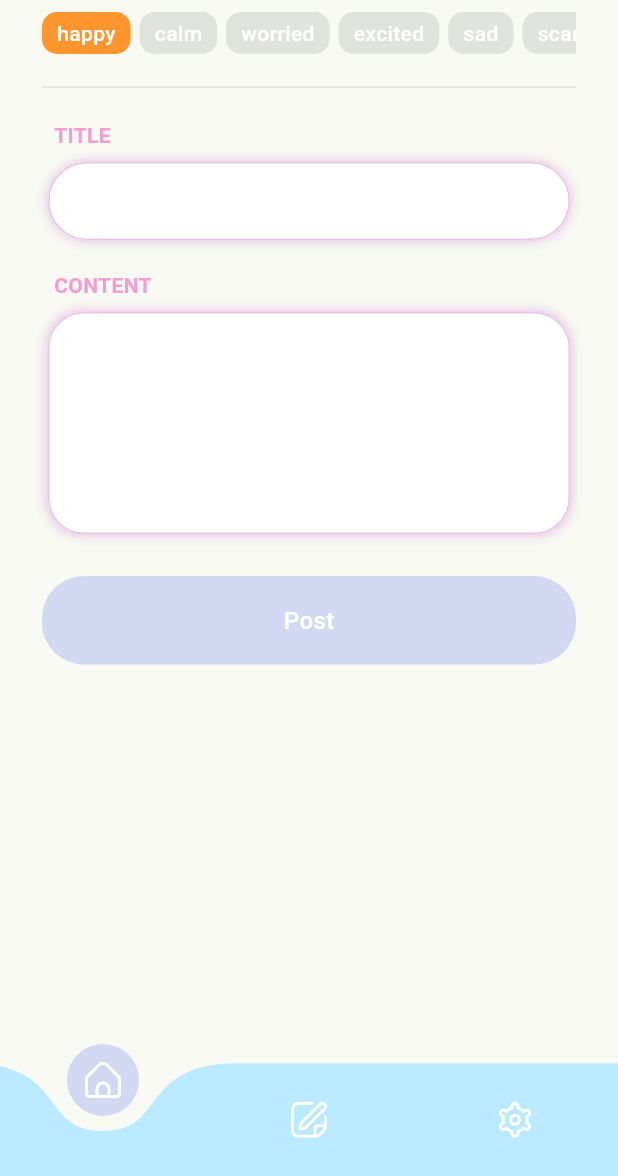
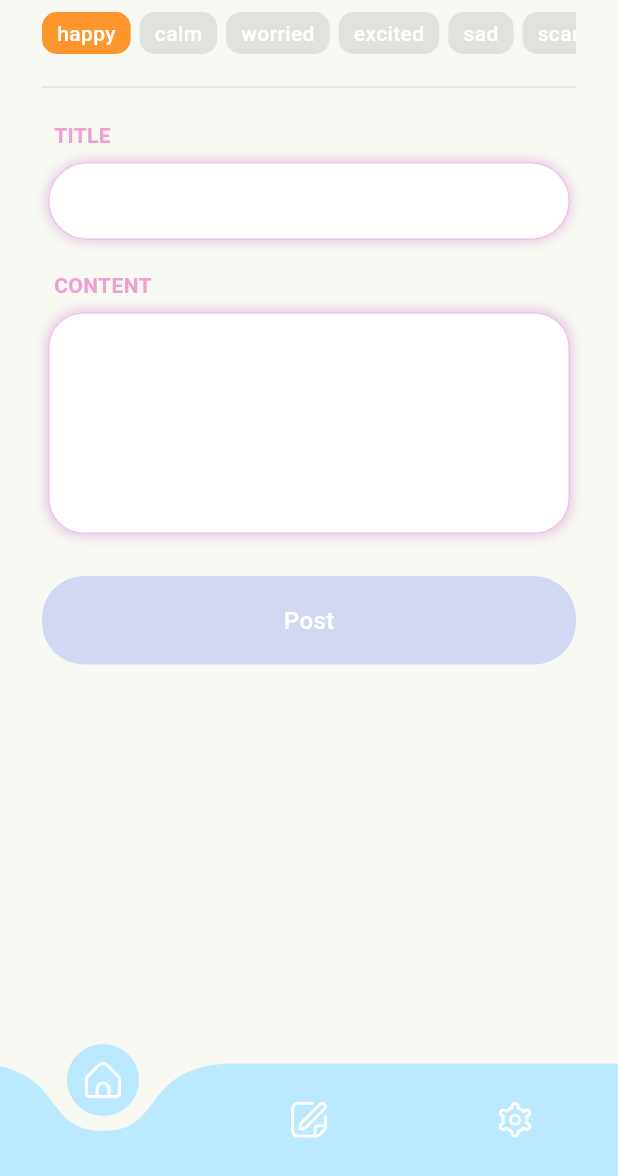
Before and after one commit to hnaa0/mood_tracker, a Flutter app: the MainNavScreen screen opened directly with empty values, item 2 of the bottom bar chosen, on a phone screen of 412 x 824 dp, the part 60-1236 px from its top. Run offline on Flutter 3.47's test engine with Material 3 defaults, Android fonts, the phone set to English and light mode, and no system bars; drawn by our look-alikes of curved_navigation_bar; our stand-ins replace cloud_firestore, firebase_auth, firebase_core, flutter_riverpod, flutter_svg, font_awesome_flutter and 3 more; accounts and stored records are empty; Roboto replaces fonts that are missing (Pretendard).

Commit message:
Refactors | Main nav screen(setState), Auth view model(ref.invalidate())

```diff
--- a/lib/common/main_nav_screen.dart
+++ b/lib/common/main_nav_screen.dart
@@ -32,7 +32,9 @@ class _MainNavScreenState extends ConsumerState<MainNavScreen> {
   late int _selectedIndex = MainNavScreen.tabs.indexOf(widget.tab);
 
   void _onNavTap(int idx) {
+    setState(() {
       _selectedIndex = idx;
+    });
 
     context.go("/${MainNavScreen.tabs[idx]}");
   }
@@ -41,7 +43,12 @@ class _MainNavScreenState extends ConsumerState<MainNavScreen> {
   Widget build(BuildContext context) {
     final isDark = ref.watch(themeConfigProvider).darkMode;
 
-    return Scaffold(
+    return GestureDetector(
+      onTap: () {
+        FocusScope.of(context).unfocus();
+      },
+      child: Scaffold(
+        extendBody: true,
         body: Stack(
           children: [
             Offstage(
@@ -61,8 +68,8 @@ class _MainNavScreenState extends ConsumerState<MainNavScreen> {
         bottomNavigationBar: CurvedNavigationBar(
           backgroundColor: Color(
             isDark ? ThemeColors.outerSpace : ThemeColors.babypowder,
-        ),
-        buttonBackgroundColor: const Color(ThemeColors.lavender),
+          ).withOpacity(0),
+          buttonBackgroundColor: const Color(ThemeColors.uranianBlue),
           color: const Color(
             ThemeColors.uranianBlue,
           ),
@@ -103,6 +110,7 @@ class _MainNavScreenState extends ConsumerState<MainNavScreen> {
             ),
           ],
         ),
+      ),
     );
   }
 }
--- a/lib/features/authentication/view_models/auth_view_model.dart
+++ b/lib/features/authentication/view_models/auth_view_model.dart
@@ -5,6 +5,7 @@ import 'package:flutter/material.dart';
 import 'package:flutter_riverpod/flutter_riverpod.dart';
 import 'package:go_router/go_router.dart';
 import 'package:mood_tracker/features/authentication/repos/auth_repository.dart';
+import 'package:mood_tracker/features/home/view_models/fetch_mood_view_model.dart';
 import 'package:mood_tracker/features/home/views/home_screen.dart';
 import 'package:mood_tracker/features/user/view_models/user_view_model.dart';
 
@@ -26,6 +27,7 @@ class AuthViewModel extends AsyncNotifier<void> {
         email: form["email"]!,
         password: form["password"]!,
       );
+      ref.invalidate(fetchMoodProvider);
     });
 
     if (state.hasError) {
```
Lines whose indentation alone changed are shown as unchanged.
